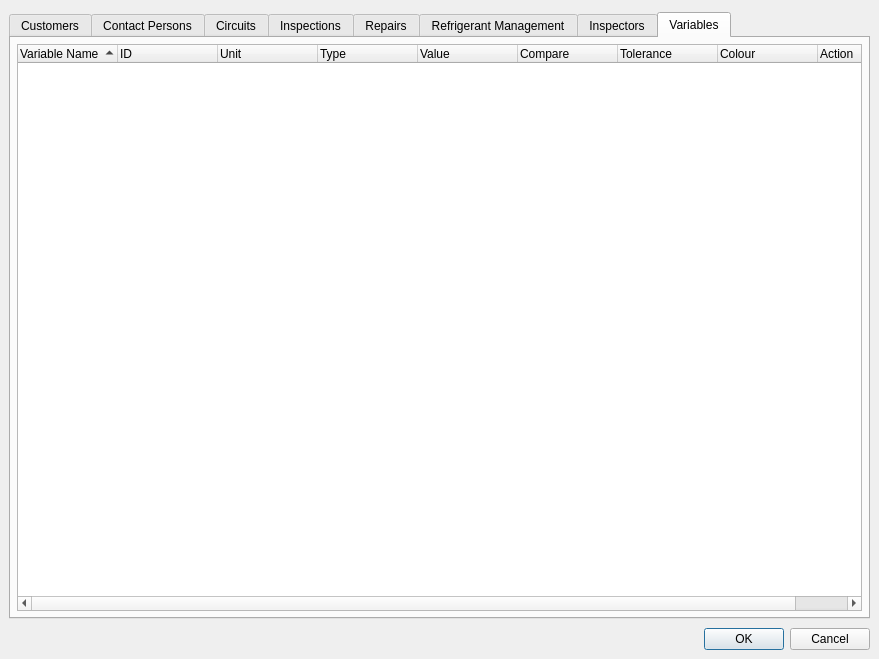
The window that ui/importdialogue.ui (szchkt/leaklog) describes before a commit, drawn with Qt 5.
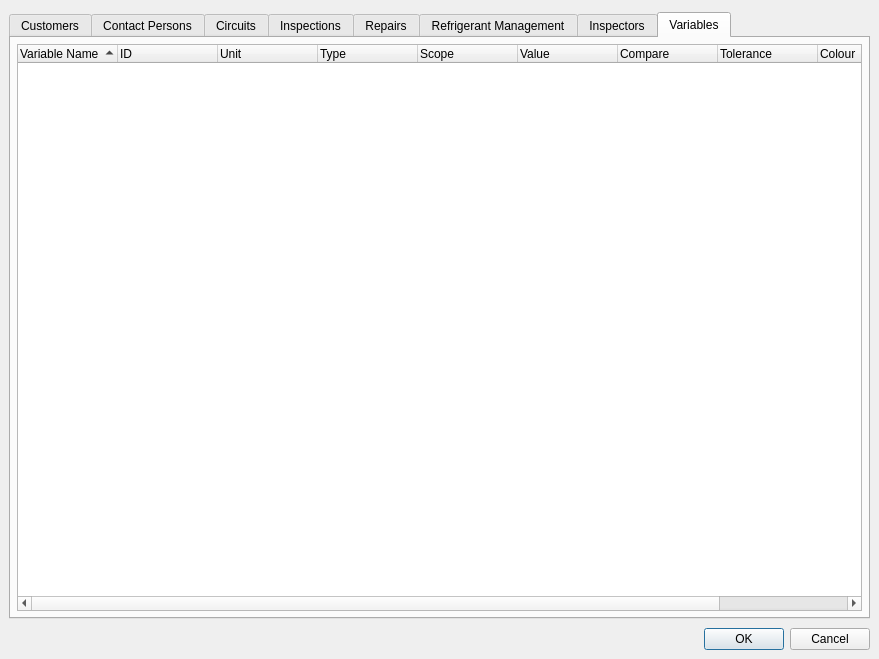
The same window after the commit. The open tabs and pages were chosen to show the change. Icons and pictures are not drawn.

Commit message: Fix variable scope not set on import

What changed in the file:
```diff
--- a/ui/importdialogue.ui
+++ b/ui/importdialogue.ui
@@ -750,6 +750,11 @@
            <string>Type</string>
           </property>
          </column>
+         <column>
+          <property name="text">
+           <string>Scope</string>
+          </property>
+         </column>
          <column>
           <property name="text">
            <string>Value</string>
```
The commit also changes 2 other files.
